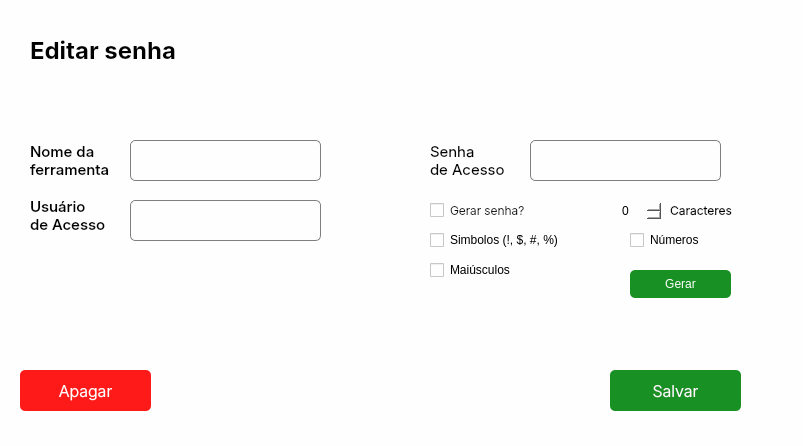
This is QtDesigner/filesUI/editPSWRD.ui in lrafaelz/PSWRD-Manager as Qt 5 draws it before an edit. The edited form follows.
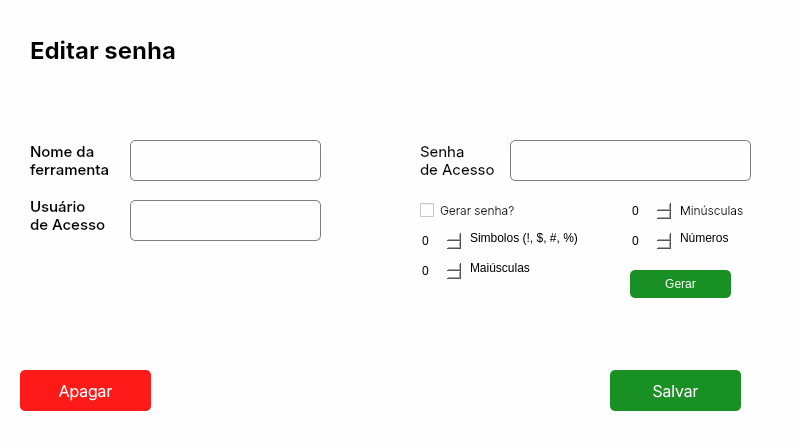
This is the edited form.

The edit to the form file:
```diff
--- a/QtDesigner/filesUI/editPSWRD.ui
+++ b/QtDesigner/filesUI/editPSWRD.ui
@@ -274,10 +274,163 @@
        <bool>false</bool>
       </property>
      </widget>
-     <widget class="QLabel" name="TextoName_3">
+     <widget class="QPushButton" name="pushButton_generate">
       <property name="geometry">
        <rect>
-        <x>430</x>
+        <x>630</x>
+        <y>170</y>
+        <width>101</width>
+        <height>28</height>
+       </rect>
+      </property>
+      <property name="styleSheet">
+       <string notr="true">QPushButton{
+	background-color: rgb(25, 144, 35);
+	font: 200 12pt &quot;Inter&quot;;
+	color: rgb(255, 255, 255);
+	border-radius: 5px;
+}
+
+QPushButton:hover{
+	background-color: rgb(28, 162, 39);
+	font: 200 12pt &quot;Inter&quot;;
+	color: rgb(255, 255, 255);
+	border-radius: 5px;
+}
+
+QPushButton:hover:pressed{
+	background-color: rgb(24, 152, 35);
+	font: 200 12pt &quot;Inter&quot;;
+	color: rgb(255, 255, 255);
+	border-radius: 5px;
+}
+
+QPushButton:disabled {
+	background-color: rgb(102, 132, 105);
+}
+
+</string>
+      </property>
+      <property name="text">
+       <string>Gerar</string>
+      </property>
+     </widget>
+     <widget class="QCheckBox" name="checkBox_generate">
+      <property name="geometry">
+       <rect>
+        <x>420</x>
+        <y>100</y>
+        <width>131</width>
+        <height>20</height>
+       </rect>
+      </property>
+      <property name="font">
+       <font>
+        <family>Inter</family>
+        <pointsize>9</pointsize>
+        <weight>25</weight>
+        <italic>false</italic>
+        <bold>false</bold>
+       </font>
+      </property>
+      <property name="styleSheet">
+       <string notr="true">	font: 200 9pt &quot;Inter&quot;;</string>
+      </property>
+      <property name="text">
+       <string>Gerar senha?</string>
+      </property>
+     </widget>
+     <widget class="QSpinBox" name="spinBox_lowercase">
+      <property name="geometry">
+       <rect>
+        <x>630</x>
+        <y>100</y>
+        <width>42</width>
+        <height>22</height>
+       </rect>
+      </property>
+      <property name="styleSheet">
+       <string notr="true">	font: 200 9pt &quot;Inter&quot;;</string>
+      </property>
+     </widget>
+     <widget class="QSpinBox" name="spinBox_symbols">
+      <property name="geometry">
+       <rect>
+        <x>420</x>
+        <y>130</y>
+        <width>42</width>
+        <height>22</height>
+       </rect>
+      </property>
+      <property name="styleSheet">
+       <string notr="true">	font: 200 9pt &quot;Inter&quot;;</string>
+      </property>
+     </widget>
+     <widget class="QLabel" name="label_2">
+      <property name="geometry">
+       <rect>
+        <x>470</x>
+        <y>160</y>
+        <width>91</width>
+        <height>16</height>
+       </rect>
+      </property>
+      <property name="styleSheet">
+       <string notr="true">	font: 200 9pt &quot;Inter&quot;;</string>
+      </property>
+      <property name="text">
+       <string>Maiúsculas</string>
+      </property>
+     </widget>
+     <widget class="QSpinBox" name="spinBox_numbers">
+      <property name="geometry">
+       <rect>
+        <x>630</x>
+        <y>130</y>
+        <width>42</width>
+        <height>22</height>
+       </rect>
+      </property>
+      <property name="styleSheet">
+       <string notr="true">	font: 200 9pt &quot;Inter&quot;;</string>
+      </property>
+     </widget>
+     <widget class="QLabel" name="label_3">
+      <property name="geometry">
+       <rect>
+        <x>680</x>
+        <y>130</y>
+        <width>91</width>
+        <height>16</height>
+       </rect>
+      </property>
+      <property name="styleSheet">
+       <string notr="true">	font: 200 9pt &quot;Inter&quot;;</string>
+      </property>
+      <property name="text">
+       <string>Números</string>
+      </property>
+     </widget>
+     <widget class="QLabel" name="label">
+      <property name="geometry">
+       <rect>
+        <x>470</x>
+        <y>130</y>
+        <width>141</width>
+        <height>16</height>
+       </rect>
+      </property>
+      <property name="styleSheet">
+       <string notr="true">	font: 200 9pt &quot;Inter&quot;;</string>
+      </property>
+      <property name="text">
+       <string>Simbolos (!, $, #, %)</string>
+      </property>
+     </widget>
+     <widget class="QLabel" name="TextoName_4">
+      <property name="geometry">
+       <rect>
+        <x>420</x>
         <y>40</y>
         <width>91</width>
         <height>41</height>
@@ -299,9 +452,9 @@
      <widget class="QLineEdit" name="Input_appPSWRD">
       <property name="geometry">
        <rect>
-        <x>530</x>
+        <x>510</x>
         <y>40</y>
-        <width>191</width>
+        <width>241</width>
         <height>41</height>
        </rect>
       </property>
@@ -362,68 +515,11 @@
        <bool>false</bool>
       </property>
      </widget>
-     <widget class="QCheckBox" name="checkBox_generate">
+     <widget class="QSpinBox" name="spinBox_uppercase">
       <property name="geometry">
        <rect>
-        <x>430</x>
-        <y>100</y>
-        <width>131</width>
-        <height>20</height>
-       </rect>
-      </property>
-      <property name="font">
-       <font>
-        <family>Inter</family>
-        <pointsize>9</pointsize>
-        <weight>25</weight>
-        <italic>false</italic>
-        <bold>false</bold>
-       </font>
-      </property>
-      <property name="styleSheet">
-       <string notr="true">	font: 200 9pt &quot;Inter&quot;;</string>
-      </property>
-      <property name="text">
-       <string>Gerar senha?</string>
-      </property>
-     </widget>
-     <widget class="QCheckBox" name="checkBox_symbol">
-      <property name="geometry">
-       <rect>
-        <x>430</x>
-        <y>130</y>
-        <width>181</width>
-        <height>20</height>
-       </rect>
-      </property>
-      <property name="styleSheet">
-       <string notr="true">	font: 200 9pt &quot;Inter&quot;;</string>
-      </property>
-      <property name="text">
-       <string>Simbolos (!, $, #, %)</string>
-      </property>
-     </widget>
-     <widget class="QCheckBox" name="checkBox_uppercase">
-      <property name="geometry">
-       <rect>
-        <x>430</x>
+        <x>420</x>
         <y>160</y>
-        <width>141</width>
-        <height>20</height>
-       </rect>
-      </property>
-      <property name="styleSheet">
-       <string notr="true">	font: 200 9pt &quot;Inter&quot;;</string>
-      </property>
-      <property name="text">
-       <string>Maiúsculos</string>
-      </property>
-     </widget>
-     <widget class="QSpinBox" name="spinBox_caracter">
-      <property name="geometry">
-       <rect>
-        <x>620</x>
-        <y>100</y>
         <width>42</width>
         <height>22</height>
        </rect>
@@ -435,9 +531,9 @@
      <widget class="QLabel" name="TextoName_Name_4">
       <property name="geometry">
        <rect>
-        <x>670</x>
+        <x>680</x>
         <y>100</y>
-        <width>71</width>
+        <width>91</width>
         <height>21</height>
        </rect>
       </property>
@@ -454,64 +550,7 @@
        <string notr="true">	font: 200 9pt &quot;Inter&quot;;</string>
       </property>
       <property name="text">
-       <string>&lt;html&gt;&lt;head/&gt;&lt;body&gt;&lt;p&gt;&lt;span style=&quot; font-size:9pt; font-weight:400;&quot;&gt;Caracteres&lt;/span&gt;&lt;/p&gt;&lt;/body&gt;&lt;/html&gt;</string>
-      </property>
-     </widget>
-     <widget class="QCheckBox" name="checkBox_number">
-      <property name="geometry">
-       <rect>
-        <x>630</x>
-        <y>130</y>
-        <width>121</width>
-        <height>20</height>
-       </rect>
-      </property>
-      <property name="styleSheet">
-       <string notr="true">	font: 200 9pt &quot;Inter&quot;;</string>
-      </property>
-      <property name="text">
-       <string>Números</string>
-      </property>
-     </widget>
-     <widget class="QPushButton" name="pushButton_generate">
-      <property name="geometry">
-       <rect>
-        <x>630</x>
-        <y>170</y>
-        <width>101</width>
-        <height>28</height>
-       </rect>
-      </property>
-      <property name="styleSheet">
-       <string notr="true">QPushButton{
-	background-color: rgb(25, 144, 35);
-	font: 200 12pt &quot;Inter&quot;;
-	color: rgb(255, 255, 255);
-	border-radius: 5px;
-}
-
-QPushButton:hover{
-	background-color: rgb(28, 162, 39);
-	font: 200 12pt &quot;Inter&quot;;
-	color: rgb(255, 255, 255);
-	border-radius: 5px;
-}
-
-QPushButton:hover:pressed{
-	background-color: rgb(24, 152, 35);
-	font: 200 12pt &quot;Inter&quot;;
-	color: rgb(255, 255, 255);
-	border-radius: 5px;
-}
-
-QPushButton:disabled {
-	background-color: rgb(102, 132, 105);
-}
-
-</string>
-      </property>
-      <property name="text">
-       <string>Gerar</string>
+       <string>Minúsculas</string>
       </property>
      </widget>
     </widget>
```
Left out of the diff: 2 changed lines with no effect on the pictures.
